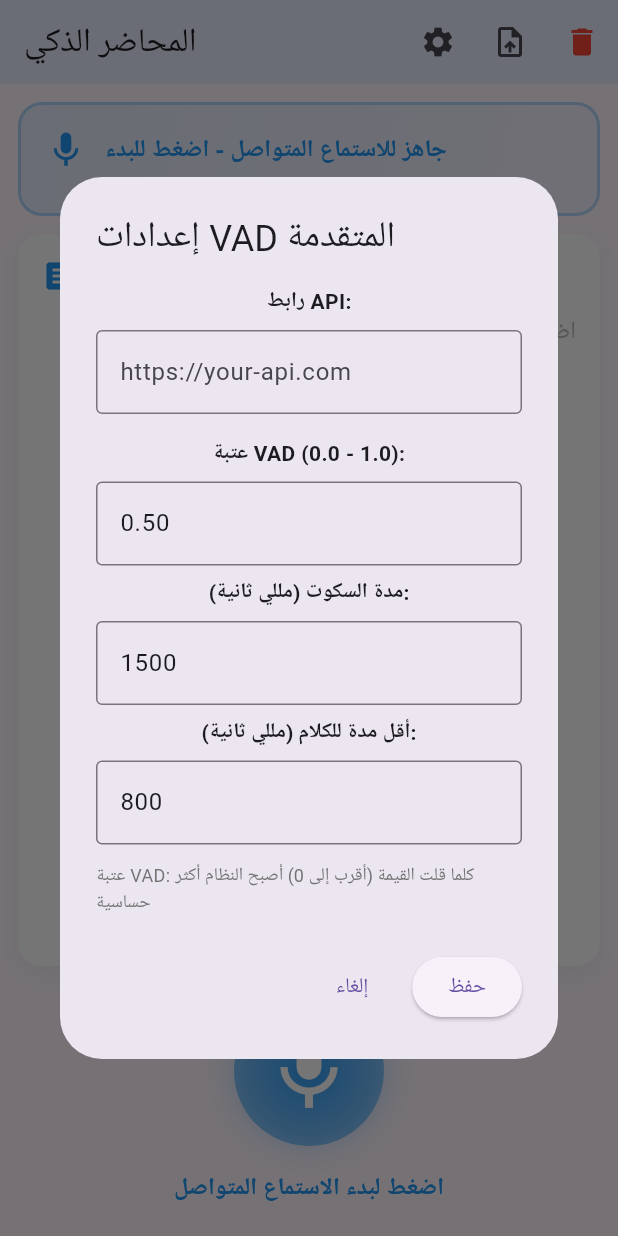
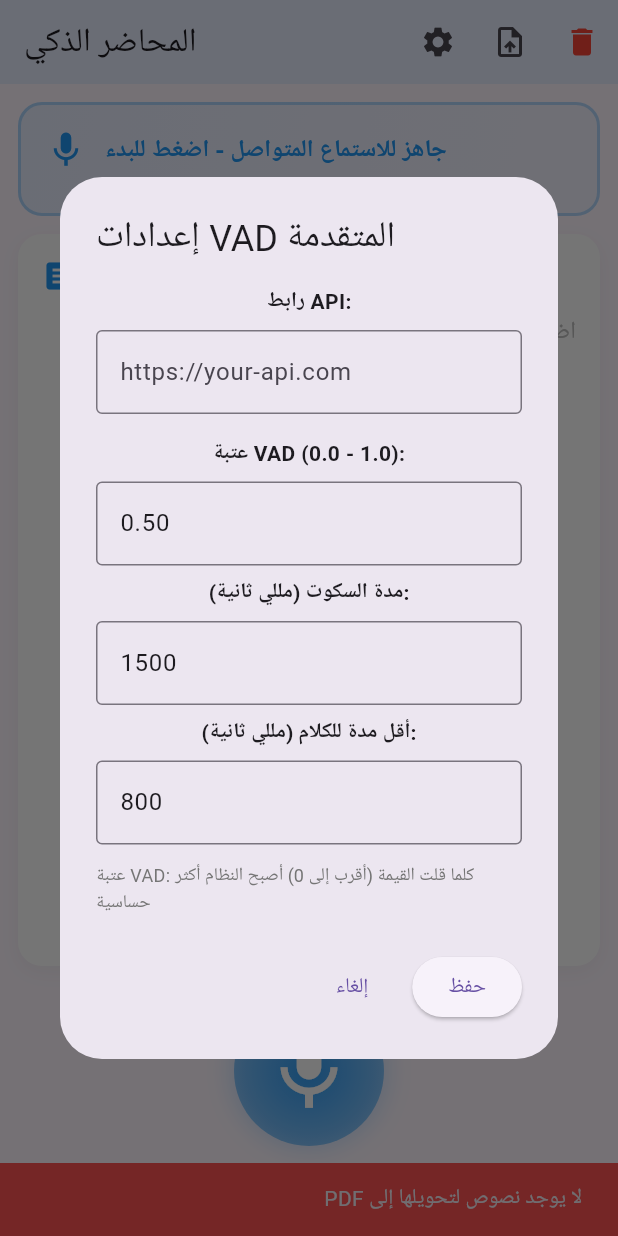
Before and after one commit to waelbilal2003/smartlecturer, a Flutter app: the screen it shows after launch, after a tap on the "mic" icon, after a tap on the "stop" icon, after a tap on the "settings" icon, on a phone screen of 412 x 824 dp. Run offline on Flutter 3.47's test engine with Material 3 defaults, Android fonts, the phone set to English and light mode, and no system bars; our stand-ins replace file_picker, pdf, permission_handler, printing, shared_preferences; missing offline and left inert: vad.

Commit message:
pdf  update

```diff
--- /dev/null
+++ b/lib/create_pdf.dart
@@ -0,0 +1,143 @@
+import 'dart:io';
+import 'package:flutter/material.dart';
+import 'package:pdf/widgets.dart' as pw;
+import 'package:pdf/pdf.dart';
+import 'package:printing/printing.dart';
+import 'package:path_provider/path_provider.dart';
+import 'package:permission_handler/permission_handler.dart';
+import 'package:flutter/services.dart';
+
+/// 🔹 هذه الدالة تقوم بإنشاء ملف PDF يحتوي على النصوص المحولة من الصوت.
+///
+/// [transcriptionHistory] قائمة بالنصوص (مع الطوابع الزمنية)
+/// [context] لعرض Snackbars (اختياري)
+Future<void> createTranscriptionPdf(
+  BuildContext context,
+  List<String> transcriptionHistory,
+) async {
+  if (transcriptionHistory.isEmpty) {
+    _showSnackbar(context, 'لا يوجد نصوص لتحويلها إلى PDF', isError: true);
+    return;
+  }
+
+  try {
+    // طلب إذن التخزين
+    if (await Permission.storage.request().isDenied) {
+      _showSnackbar(context, 'يجب منح إذن الوصول إلى التخزين', isError: true);
+      return;
+    }
+
+    _showSnackbar(context, '📄 جاري إنشاء ملف PDF...');
+
+    final pdf = pw.Document();
+    final now = DateTime.now();
+    final formattedDate =
+        "${now.year}-${now.month.toString().padLeft(2, '0')}-${now.day.toString().padLeft(2, '0')} "
+        "${now.hour.toString().padLeft(2, '0')}:${now.minute.toString().padLeft(2, '0')}";
+
+    // إنشاء محتوى المستند
+    pdf.addPage(
+      pw.MultiPage(
+        textDirection: pw.TextDirection.rtl, // ✅ اتجاه عربي
+        pageFormat: PdfPageFormat.a4,
+        build: (context) => [
+          pw.Center(
+            child: pw.Text(
+              'تقرير الجلسة الصوتية',
+              style: pw.TextStyle(
+                fontSize: 22,
+                fontWeight: pw.FontWeight.bold,
+              ),
+              textDirection: pw.TextDirection.rtl,
+            ),
+          ),
+          pw.SizedBox(height: 8),
+          pw.Text(
+            'تاريخ الإنشاء: $formattedDate',
+            style: pw.TextStyle(fontSize: 12),
+            textDirection: pw.TextDirection.rtl,
+          ),
+          pw.Divider(),
+
+          // ✅ كل فقرة مع الطابع الزمني
+          ...transcriptionHistory.map((line) {
+            final isTimestamped =
+                RegExp(r'^\[\d{2}:\d{2}:\d{2}\]').hasMatch(line);
+            final parts = line.split(']');
+            final timestamp =
+                isTimestamped ? parts[0].replaceAll('[', '').trim() : '';
+            final text = isTimestamped && parts.length > 1
+                ? parts.sublist(1).join(']').trim()
+                : line;
+
+            return pw.Container(
+              margin: const pw.EdgeInsets.only(bottom: 8),
+              child: pw.Column(
+                crossAxisAlignment: pw.CrossAxisAlignment.start,
+                children: [
+                  if (timestamp.isNotEmpty)
+                    pw.Text(
+                      "⏱️ $timestamp",
+                      style:
+                          pw.TextStyle(fontSize: 10, color: PdfColors.grey600),
+                      textDirection: pw.TextDirection.rtl,
+                    ),
+                  pw.Text(
+                    text,
+                    style: pw.TextStyle(fontSize: 14, height: 1.5),
+                    textDirection: pw.TextDirection.rtl,
+                  ),
+                  pw.Divider(thickness: 0.3),
+                ],
+              ),
+            );
+          }),
+        ],
+      ),
+    );
+
+    // 🔹 تحديد مجلد الحفظ (Downloads)
+    final List<Directory>? dirs =
+        await getExternalStorageDirectories(type: StorageDirectory.downloads);
+    Directory downloadDir = dirs != null && dirs.isNotEmpty
+        ? dirs.first
+        : await getApplicationDocumentsDirectory();
+
+// 🔹 إنشاء اسم الملف
+    final filePath =
+        "${downloadDir.path}/Transcription_${now.millisecondsSinceEpoch}.pdf";
+
+// 🔹 حفظ الملف
+    final file = File(filePath);
+    await file.writeAsBytes(await pdf.save());
+    // ✅ إعلام نظام أندرويد بأن هناك ملفًا جديدًا ليظهر في تطبيق الملفات
+    try {
+      const platform = MethodChannel('media_scanner');
+      await platform.invokeMethod('scanFile', {'path': filePath});
+      debugPrint('📂 تمت فهرسة الملف ليظهر في تطبيق الملفات');
+    } catch (e) {
+      debugPrint('⚠️ فشل إرسال إشعار MediaScanner: $e');
+    }
+    _showSnackbar(context, '✅ تم حفظ ملف PDF في مجلد التنزيلات بنجاح');
+
+    // (اختياري) عرض نافذة المشاركة
+    await Printing.sharePdf(
+      bytes: await pdf.save(),
+      filename: "Transcription.pdf",
+    );
+  } catch (e) {
+    debugPrint('❌ خطأ أثناء إنشاء PDF: $e');
+    _showSnackbar(context, 'حدث خطأ أثناء إنشاء ملف PDF', isError: true);
+  }
+}
+
+/// 🔸 دالة مساعدة لعرض Snackbar
+void _showSnackbar(BuildContext context, String message,
+    {bool isError = false}) {
+  ScaffoldMessenger.of(context).showSnackBar(
+    SnackBar(
+      content: Text(message, textDirection: TextDirection.rtl),
+      backgroundColor: isError ? Colors.redAccent : Colors.green,
+    ),
+  );
+}
--- a/pubspec.yaml
+++ b/pubspec.yaml
@@ -16,6 +16,10 @@ dependencies:
   file_picker: ^8.1.2
   flutter_launcher_icons: ^0.13.1
   vad: ^0.0.6
+  pdf: ^3.10.7
+  printing: ^5.13.2
+  path_provider: ^2.1.3
+  permission_handler: ^11.3.0
 
 dev_dependencies:
   flutter_test:
```
Also changed, not shown: lib/deaf_page.dart (+58 -44 lines), 2 other files.
